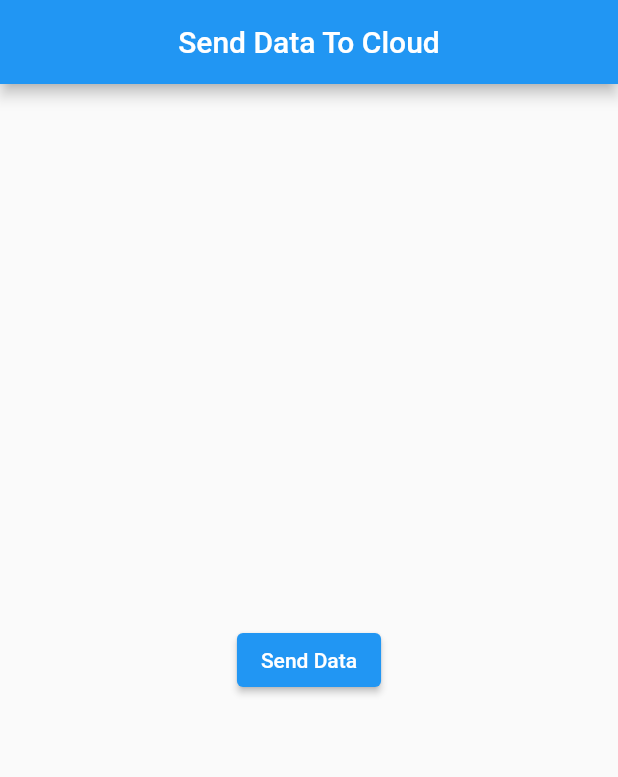
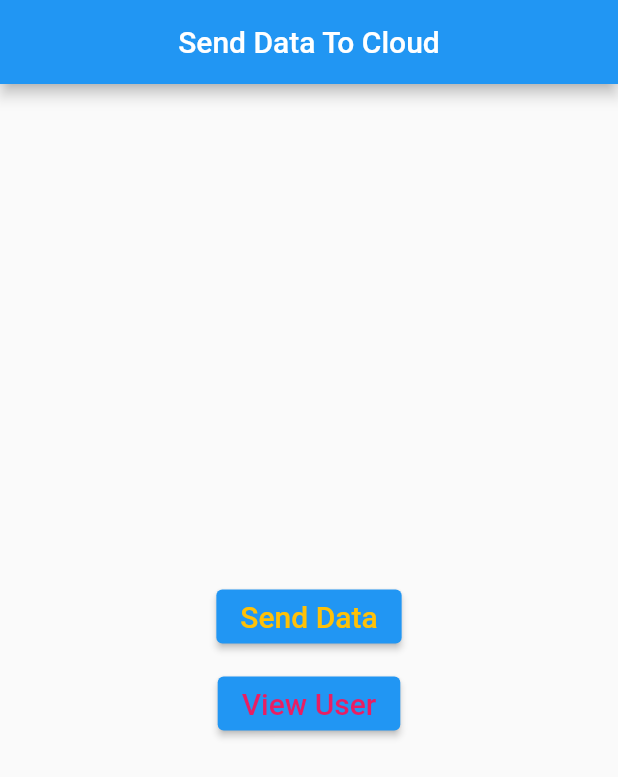
Before and after one commit to RARimonAhmed/Firebase-Data-Send, a Flutter app: the screen it shows after launch, on a phone screen of 412 x 824 dp. Shown: the top 777 px of the screen. Run offline on Flutter 3.47's test engine with Material 2 defaults, Android fonts, the light colour scheme and no system bars; our stand-ins replace cloud_firestore, firebase_core; accounts and stored records are empty.

Commit message:
Some files are added for viewing user

```diff
--- a/firebase_send_data/lib/views/homepage.dart
+++ b/firebase_send_data/lib/views/homepage.dart
@@ -1,4 +1,6 @@
 import 'package:cloud_firestore/cloud_firestore.dart';
+import 'package:firebase_core/firebase_core.dart';
+import 'package:firebase_send_data/views/user_details.dart';
 import 'package:flutter/material.dart';
 
 class HomePage extends StatefulWidget {
@@ -31,10 +33,35 @@ class _HomePageState extends State<HomePage> {
         mainAxisAlignment: MainAxisAlignment.center,
         children: [
           ElevatedButton(
-              onPressed: (() {
-                sendData();
-              }),
-              child: const Text('Send Data')),
+            onPressed: (() {
+              sendData();
+            }),
+            child: const Text(
+              'Send Data',
+              style: TextStyle(
+                color: Colors.amber,
+                fontSize: 20,
+              ),
+            ),
+          ),
+          const SizedBox(
+            height: 10,
+          ),
+          ElevatedButton(
+            onPressed: (() {
+              Navigator.push(
+                  context,
+                  MaterialPageRoute(
+                      builder: ((context) => const UserDetails())));
+            }),
+            child: const Text(
+              'View User',
+              style: TextStyle(
+                color: Colors.pink,
+                fontSize: 20,
+              ),
+            ),
+          ),
         ],
       )),
     ));
```
Also changed, not shown: firebase_send_data/lib/views/user_details.dart (added, +48 -0 lines).
